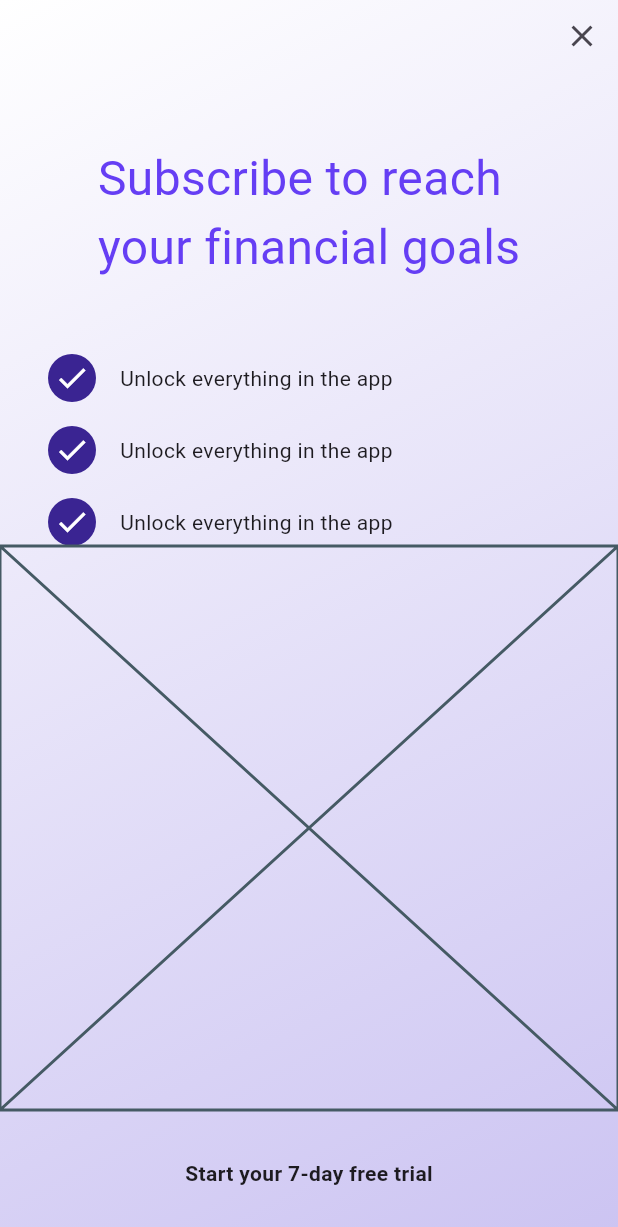
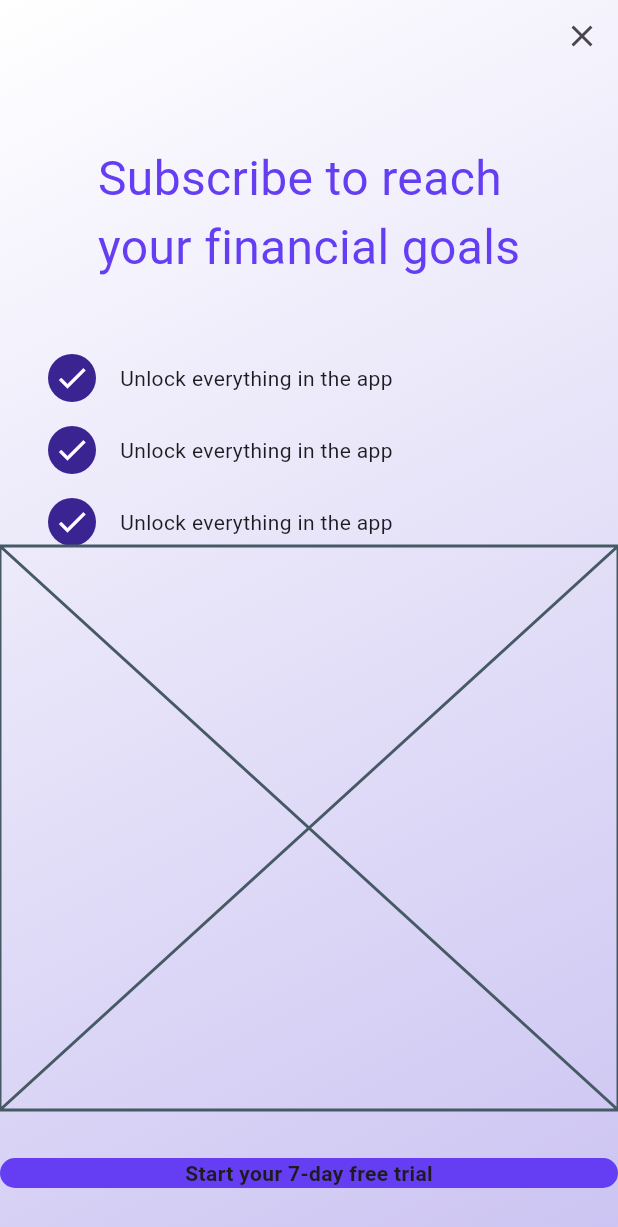
Before and after one commit to JAICHANGPARK/flutter_notebook_chapter_43, a Flutter app: the PaywallScreen screen opened directly, on a phone screen of 412 x 824 dp. Shown: the top 1227 px of the screen. Run offline on Flutter 3.47's test engine with Material 3 defaults, Android fonts, the phone set to English and light mode, and no system bars; our stand-ins replace gap.

Commit message:
Update paywall_screen.dart

```diff
--- a/lib/ep2154_paywall_screen/views/paywall_screen.dart
+++ b/lib/ep2154_paywall_screen/views/paywall_screen.dart
@@ -108,6 +108,7 @@ class _PaywallScreenState extends State<PaywallScreen> {
                   Container(
                     decoration: ShapeDecoration(
                       shape: StadiumBorder(),
+                      color: Color.fromRGBO(101, 62, 244, 1),
                     ),
                     margin: EdgeInsets.symmetric(vertical: 32),
                     child: Center(
```
